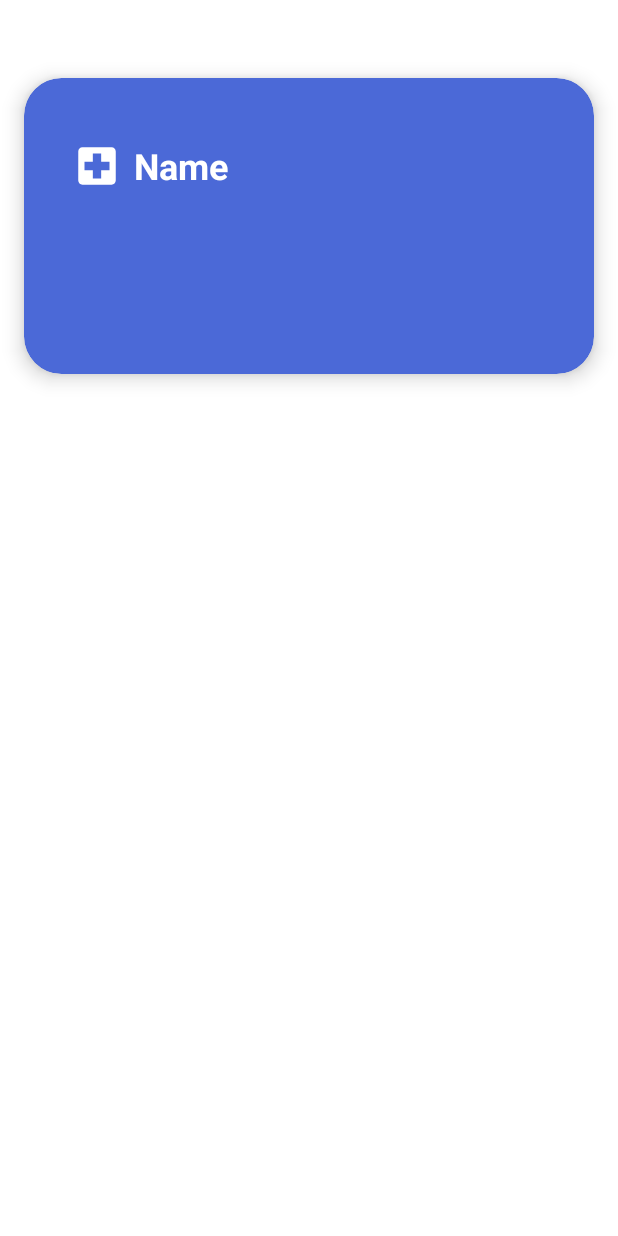
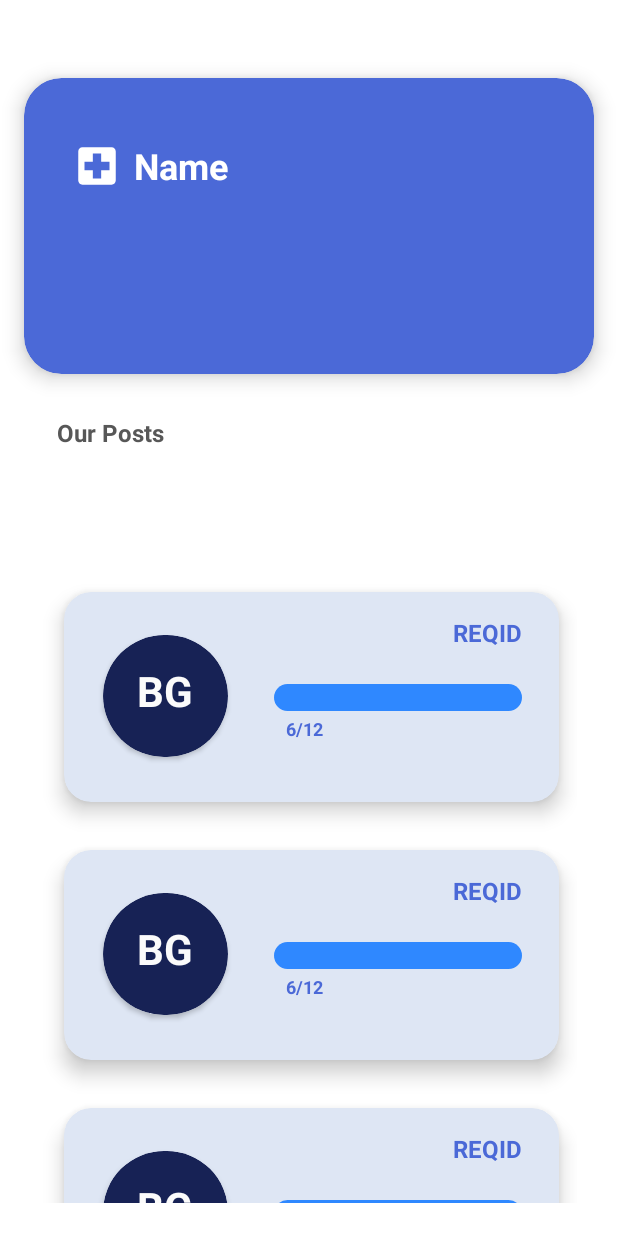
Before and after one commit to kiranajik/drops, an Android app: the layout fragment_hos_org_home.xml on its own in the app's theme, with its tools: preview values and no code run, on a phone screen of 412 x 824 dp. Run offline under Robolectric (Android 15) with nearby library versions, the phone set to English and light mode, and no system bars.

Commit message:
Hospital Home Set

```diff
--- a/app/src/main/java/co/kirel/drops/DonationQr.java
+++ b/app/src/main/java/co/kirel/drops/DonationQr.java
@@ -143,6 +143,9 @@ public class DonationQr extends AppCompatActivity {
                     }
                 });
 
+                Handler handler = new Handler();
+                handler.postDelayed(new Runnable() {
+                    public void run() {
                         if (dntnSts.equals("Yes")) {
                             Intent intent = new Intent(DonationQr.this, DonationSuccess.class);
                             startActivity(intent);
@@ -151,6 +154,8 @@ public class DonationQr extends AppCompatActivity {
                             dialog.getWindow().setBackgroundDrawable(new ColorDrawable(Color.TRANSPARENT));
                             dialog.show();
                         }
+                    }
+                }, 1000);
             }
         });
 
--- a/app/src/main/java/co/kirel/drops/HomeFragment.java
+++ b/app/src/main/java/co/kirel/drops/HomeFragment.java
@@ -33,11 +33,12 @@ public class HomeFragment extends Fragment {
     String Name;
     FirebaseFirestore firestore;
     private ArrayList<Requirements> reqsArraylist;
-    private String[] reqsNames;
-    private String[] reqsgp;
     private RecyclerView recyclerView;
     FirebaseFirestore db;
     MyAdapter myAdapter;
+
+    private String[] reqsNames;
+    private String[] reqsgp;
 
     public HomeFragment() {
         // Required empty public constructor
--- a/app/src/main/java/co/kirel/drops/new_Req.java
+++ b/app/src/main/java/co/kirel/drops/new_Req.java
@@ -143,6 +143,7 @@ public class new_Req extends AppCompatActivity {
                 data.put("End Time",endtime.getText().toString());
                 data.put("Purpose",purpose.getText().toString());
                 data.put("Description",description.getText().toString());
+                data.put("btlsgot","0");
                 data.put("honame",honame);
 
                 firestore.collection("Requirements").document(ReqId).set(data)
--- /dev/null
+++ b/app/src/main/res/drawable/progress_bg.xml
@@ -0,0 +1,25 @@
+<?xml version="1.0" encoding="utf-8"?>
+<layer-list xmlns:android="http://schemas.android.com/apk/res/android">
+
+    <item android:id="@android:id/background">
+
+        <shape android:shape="rectangle" >
+            <corners android:radius="20dp"/>
+            <solid android:color="#2F88FF"/>
+        </shape>
+
+    </item>
+
+
+    <item android:id="@android:id/progress">
+
+        <scale android:scaleWidth="100%">
+            <shape android:shape="rectangle">
+                <corners android:radius="20dp"/>
+                <solid android:color="#E26864"/>
+            </shape>
+        </scale>
+
+    </item>
+
+</layer-list>
--- a/app/src/main/res/layout/fragment_hos_org_home.xml
+++ b/app/src/main/res/layout/fragment_hos_org_home.xml
@@ -8,6 +8,7 @@
 
 
     <androidx.cardview.widget.CardView
+        android:id="@+id/cardView4"
         android:layout_width="match_parent"
         android:layout_height="197dp"
         android:layout_margin="16dp"
@@ -58,4 +59,31 @@
         </androidx.constraintlayout.widget.ConstraintLayout>
     </androidx.cardview.widget.CardView>
 
+    <TextView
+        android:id="@+id/redrewtext"
+        android:layout_width="wrap_content"
+        android:layout_height="wrap_content"
+        android:text="Our Posts"
+        android:textColor="#575757"
+        android:textSize="16sp"
+        android:textStyle="bold"
+        app:layout_constraintBottom_toBottomOf="parent"
+        app:layout_constraintEnd_toEndOf="parent"
+        app:layout_constraintHorizontal_bias="0.111"
+        app:layout_constraintStart_toStartOf="parent"
+        app:layout_constraintTop_toBottomOf="@+id/cardView4"
+        app:layout_constraintVertical_bias="0.051" />
+
+    <androidx.recyclerview.widget.RecyclerView
+        android:id="@+id/horecyclerView"
+        android:layout_width="358dp"
+        android:layout_height="423dp"
+        app:layout_constraintBottom_toBottomOf="parent"
+        app:layout_constraintEnd_toEndOf="parent"
+        app:layout_constraintHorizontal_bias="0.49"
+        app:layout_constraintStart_toStartOf="parent"
+        app:layout_constraintTop_toBottomOf="@+id/cardView4"
+        app:layout_constraintVertical_bias="0.855"
+        tools:listitem="@layout/reqlistitemho" />
+
 </androidx.constraintlayout.widget.ConstraintLayout>
--- /dev/null
+++ b/app/src/main/res/layout/reqlistitemho.xml
@@ -0,0 +1,101 @@
+<?xml version="1.0" encoding="utf-8"?>
+<androidx.cardview.widget.CardView xmlns:android="http://schemas.android.com/apk/res/android"
+    xmlns:tools="http://schemas.android.com/tools"
+    android:id="@+id/horeqcardview"
+    android:layout_width="330dp"
+    android:layout_height="140dp"
+    xmlns:app="http://schemas.android.com/apk/res-auto"
+    app:cardElevation="8dp"
+    app:cardCornerRadius="18dp"
+    android:layout_margin="16dp"
+    android:layout_gravity="center_horizontal"
+    app:cardBackgroundColor="@color/donationcardbg">
+
+    <androidx.constraintlayout.widget.ConstraintLayout
+        android:layout_width="match_parent"
+        android:layout_height="match_parent">
+
+        <TextView
+            android:id="@+id/hotvReqId"
+            android:layout_width="142dp"
+            android:layout_height="27dp"
+            android:hint="REQID"
+            android:textAlignment="textEnd"
+            android:textColor="@color/ho_bg"
+            android:textColorHint="@color/ho_bg"
+            android:textSize="16sp"
+            android:textStyle="bold"
+            app:layout_constraintBottom_toBottomOf="parent"
+            app:layout_constraintEnd_toEndOf="parent"
+            app:layout_constraintHorizontal_bias="0.683"
+            app:layout_constraintStart_toEndOf="@+id/cardView3"
+            app:layout_constraintTop_toTopOf="parent"
+            app:layout_constraintVertical_bias="0.141" />
+
+        <TextView
+            android:id="@+id/horeqsts"
+            android:layout_width="142dp"
+            android:layout_height="27dp"
+            android:hint="6/12"
+            android:textAlignment="textStart"
+            android:textColor="@color/ho_bg"
+            android:textColorHint="@color/ho_bg"
+            android:textSize="12sp"
+            android:textStyle="bold"
+            app:layout_constraintBottom_toBottomOf="parent"
+            app:layout_constraintEnd_toEndOf="parent"
+            app:layout_constraintHorizontal_bias="0.493"
+            app:layout_constraintStart_toEndOf="@+id/cardView3"
+            app:layout_constraintTop_toTopOf="parent"
+            app:layout_constraintVertical_bias="0.734" />
+
+        <ProgressBar
+            android:id="@+id/reqprogressBar"
+            style="?android:attr/progressBarStyleHorizontal"
+            android:layout_width="165dp"
+            android:layout_height="18dp"
+            android:progressDrawable="@drawable/progress_bg"
+            app:layout_constraintBottom_toBottomOf="parent"
+            app:layout_constraintEnd_toEndOf="parent"
+            app:layout_constraintHorizontal_bias="0.553"
+            app:layout_constraintStart_toEndOf="@+id/cardView3"
+            app:layout_constraintTop_toTopOf="parent" />
+
+        <androidx.cardview.widget.CardView
+            android:id="@+id/cardView3"
+            android:layout_width="83dp"
+            android:layout_height="81dp"
+            android:background="@color/grey"
+            android:backgroundTint="@color/nd2_prim"
+            android:elevation="20dp"
+            app:cardCornerRadius="100dp"
+            app:layout_constraintBottom_toBottomOf="parent"
+            app:layout_constraintEnd_toEndOf="parent"
+            app:layout_constraintHorizontal_bias="0.105"
+            app:layout_constraintStart_toStartOf="parent"
+            app:layout_constraintTop_toTopOf="parent"
+            app:layout_constraintVertical_bias="0.491">
+
+            <TextView
+                android:id="@+id/hotvbloodgrp"
+                android:layout_width="match_parent"
+                android:layout_height="wrap_content"
+                android:layout_marginTop="18dp"
+                android:hint="BG"
+                android:textAlignment="center"
+                android:textColor="#FFFFFF"
+                android:textColorHint="#FBFBFB"
+                android:textSize="28sp"
+                android:textStyle="bold"
+                app:layout_constraintBottom_toBottomOf="parent"
+                app:layout_constraintEnd_toEndOf="parent"
+                app:layout_constraintHorizontal_bias="0.503"
+                app:layout_constraintStart_toStartOf="parent"
+                app:layout_constraintTop_toTopOf="parent"
+                app:layout_constraintVertical_bias="1.0" />
+
+        </androidx.cardview.widget.CardView>
+
+    </androidx.constraintlayout.widget.ConstraintLayout>
+
+</androidx.cardview.widget.CardView>
```
Also changed, not shown: app/src/main/java/co/kirel/drops/HosOrgHomeFragment.java (+59 -1 lines), app/src/main/java/co/kirel/drops/ReqAdapter.java (added, +82 -0 lines), app/src/main/java/co/kirel/drops/Requirements.java (+12 -2 lines). Lines whose indentation alone changed are shown as unchanged.
